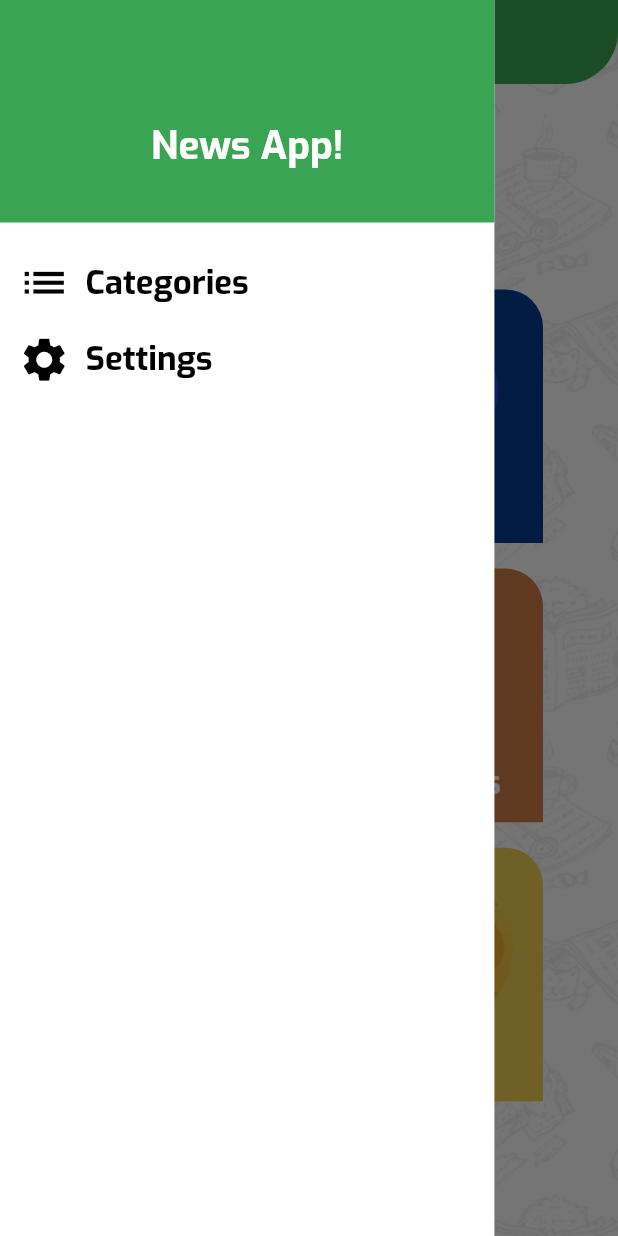
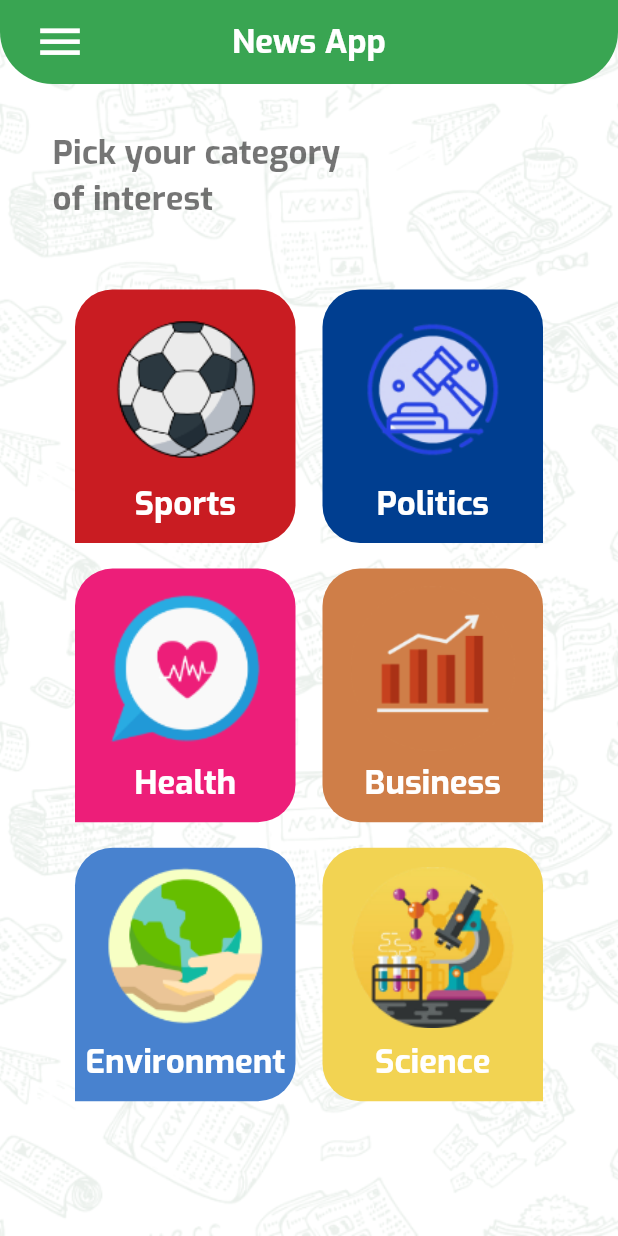
Before and after one commit to Mohameed-Asad/Provider-MVVM-News-App, a Flutter app: the screen it shows after launch, in the side drawer, after a tap on "Categories", on a phone screen of 412 x 824 dp. Run offline on Flutter 3.47's test engine with Material 3 defaults, Android fonts, the phone set to English and light mode, and no system bars.

Commit message:
finish News App

```diff
--- a/lib/core/config/constants.dart
+++ b/lib/core/config/constants.dart
@@ -5,4 +5,6 @@ class Constants {
   static Size mediaQuery =
       MediaQuery.of(navigatorKey.currentState!.context).size;
   static var theme = Theme.of(navigatorKey.currentState!.context);
+  static const String apiKey = "edc500cd429e4824a872a7ad2f96cefe";
+  static const String baseUrl = "newsapi.org";
 }
--- a/lib/screens/home_screen/pages/home_screen.dart
+++ b/lib/screens/home_screen/pages/home_screen.dart
@@ -1,12 +1,21 @@
 import 'package:flutter/material.dart';
 import 'package:news_app/core/config/constants.dart';
 import 'package:news_app/core/widgets/background_widget.dart';
+import 'package:news_app/main.dart';
+import 'package:news_app/screens/category_screen/pages/category_screen.dart';
 import 'package:news_app/screens/home_screen/widgets/category_item.dart';
 import 'package:news_app/screens/home_screen/widgets/drawer_widget/drawer.dart';
 
 import '../../../core/models/category_model.dart';
 
-class HomeScreen extends StatelessWidget {
+class HomeScreen extends StatefulWidget {
+  const HomeScreen({super.key});
+
+  @override
+  State<HomeScreen> createState() => _HomeScreenState();
+}
+
+class _HomeScreenState extends State<HomeScreen> {
   List<CategoryModel> categoriesList = [
     CategoryModel(
       id: "sports",
@@ -22,7 +31,7 @@ class HomeScreen extends StatelessWidget {
     ),
     CategoryModel(
       id: "health",
-      title: "Politics",
+      title: "Health",
       imagePath: "assets/images/health_icn.png",
       bgColor: const Color(0xFFED1E79),
     ),
@@ -46,20 +55,24 @@ class HomeScreen extends StatelessWidget {
     ),
   ];
 
-  HomeScreen({super.key});
+  CategoryModel? selectedModel;
 
   @override
   Widget build(BuildContext context) {
     return BackGroundWidget(
       child: Scaffold(
         appBar: AppBar(
-          title: const Text("News App"),
+          title:
+              Text(selectedModel == null ? "News App" : selectedModel!.title),
           leadingWidth: 80,
         ),
-        drawer: const CustomDrawer(),
-        body: Padding(
-          padding:
-              const EdgeInsets.only(top: 30, left: 35, right: 35, bottom: 30),
+        drawer: CustomDrawer(
+          onClick: onCategoriesClick,
+        ),
+        body: selectedModel == null
+            ? Padding(
+                padding: const EdgeInsets.only(
+                    top: 30, left: 35, right: 35, bottom: 30),
                 child: Column(
                   crossAxisAlignment: CrossAxisAlignment.start,
                   children: [
@@ -73,9 +86,10 @@ class HomeScreen extends StatelessWidget {
                     ),
                     Expanded(
                       child: GridView.builder(
-                  padding:
-                      const EdgeInsets.symmetric(horizontal: 15, vertical: 15),
-                  gridDelegate: const SliverGridDelegateWithFixedCrossAxisCount(
+                        padding: const EdgeInsets.symmetric(
+                            horizontal: 15, vertical: 15),
+                        gridDelegate:
+                            const SliverGridDelegateWithFixedCrossAxisCount(
                                 crossAxisCount: 2,
                                 crossAxisSpacing: 18,
                                 mainAxisSpacing: 17,
@@ -83,14 +97,31 @@ class HomeScreen extends StatelessWidget {
                         itemBuilder: (context, index) => CategoryItem(
                           categoryModel: categoriesList[index],
                           currentIndex: index,
+                          onCategoryClick: onClick,
                         ),
                         itemCount: 6,
                       ),
                     )
                   ],
                 ),
+              )
+            : CategoryScreen(
+                categoryModel: selectedModel!,
               ),
       ),
     );
   }
+
+  void onClick(CategoryModel model) {
+    setState(() {
+      selectedModel = model;
+    });
   }
+
+  void onCategoriesClick() {
+    setState(() {
+      selectedModel = null;
+      navigatorKey.currentState!.pop();
+    });
+  }
+}
--- a/lib/screens/home_screen/widgets/category_item.dart
+++ b/lib/screens/home_screen/widgets/category_item.dart
@@ -3,16 +3,27 @@ import 'package:news_app/core/config/constants.dart';
 
 import '../../../core/models/category_model.dart';
 
+typedef CategoryFunction = void Function(CategoryModel)?;
+
 class CategoryItem extends StatelessWidget {
   final CategoryModel categoryModel;
   final int currentIndex;
+  final CategoryFunction onCategoryClick;
 
   const CategoryItem(
-      {super.key, required this.categoryModel, required this.currentIndex});
+      {super.key,
+      required this.categoryModel,
+      required this.currentIndex,
+      this.onCategoryClick});
 
   @override
   Widget build(BuildContext context) {
-    return Container(
+    return GestureDetector(
+      onTap: () {
+        if (onCategoryClick == null) return;
+        onCategoryClick!(categoryModel);
+      },
+      child: Container(
         decoration: BoxDecoration(
             color: categoryModel.bgColor,
             borderRadius: BorderRadius.only(
@@ -42,6 +53,7 @@ class CategoryItem extends StatelessWidget {
             ],
           ),
         ),
+      ),
     );
   }
 }
--- a/lib/screens/home_screen/widgets/drawer_widget/drawer.dart
+++ b/lib/screens/home_screen/widgets/drawer_widget/drawer.dart
@@ -2,10 +2,10 @@ import 'package:flutter/material.dart';
 import 'package:news_app/core/config/app_theme_manager.dart';
 import 'package:news_app/core/config/constants.dart';
 
-import 'drawer_item.dart';
+class CustomDrawer extends StatelessWidget {
+  final Function onClick;
 
-class CustomDrawer extends StatelessWidget {
-  const CustomDrawer({super.key});
+  const CustomDrawer({super.key, required this.onClick});
 
   @override
   Widget build(BuildContext context) {
@@ -28,8 +28,27 @@ class CustomDrawer extends StatelessWidget {
           const SizedBox(
             height: 15,
           ),
-          const DrawerItem(itemIcon: Icons.list, itemName: "Categories"),
-          const DrawerItem(itemIcon: Icons.settings, itemName: "Settings")
+          TextButton(
+              onPressed: () {
+                onClick();
+              },
+              child: Row(
+                children: [
+                  const Icon(
+                    Icons.list,
+                    size: 35,
+                    color: Colors.black,
+                  ),
+                  const SizedBox(
+                    width: 10,
+                  ),
+                  Text(
+                    "Categories",
+                    style: Constants.theme.textTheme.titleLarge
+                        ?.copyWith(color: Colors.black),
+                  ),
+                ],
+              ))
         ],
       ),
     );
--- a/lib/screens/home_screen/widgets/drawer_widget/drawer_item.dart
+++ /dev/null
@@ -1,33 +0,0 @@
-import 'package:flutter/material.dart';
-
-import '../../../../core/config/constants.dart';
-
-class DrawerItem extends StatelessWidget {
-  final IconData itemIcon;
-  final String itemName;
-
-  const DrawerItem({super.key, required this.itemIcon, required this.itemName});
-
-  @override
-  Widget build(BuildContext context) {
-    return TextButton(
-        onPressed: () {},
-        child: Row(
-          children: [
-            Icon(
-              itemIcon,
-              size: 35,
-              color: Colors.black,
-            ),
-            const SizedBox(
-              width: 10,
-            ),
-            Text(
-              itemName,
-              style: Constants.theme.textTheme.titleLarge
-                  ?.copyWith(color: Colors.black),
-            ),
-          ],
-        ));
-  }
-}
--- a/pubspec.yaml
+++ b/pubspec.yaml
@@ -13,6 +13,9 @@ dependencies:
 
 
   cupertino_icons: ^1.0.2
+  http: ^1.2.0
+  provider: ^6.1.2
+  cached_network_image: ^3.3.1
 
 dev_dependencies:
   flutter_test:
```
Also changed, not shown: lib/core/models/article_model.dart (added, +24 -0 lines), lib/core/models/source_model.dart (added, +13 -0 lines), lib/core/network/api_manager.dart (added, +51 -0 lines), lib/screens/category_screen/pages/category_screen.dart (added, +59 -0 lines), lib/screens/category_screen/view_model/article_view_model.dart (added, +19 -0 lines), lib/screens/category_screen/view_model/categories_view_model.dart (added, +21 -0 lines), lib/screens/category_screen/widgets/article_widget.dart (added, +67 -0 lines), lib/screens/category_screen/widgets/sourcelist_widget.dart (added, +104 -0 lines), lib/screens/category_screen/widgets/tabbar_model.dart (added, +28 -0 lines), pubspec.lock. Lines whose indentation alone changed are shown as unchanged.
